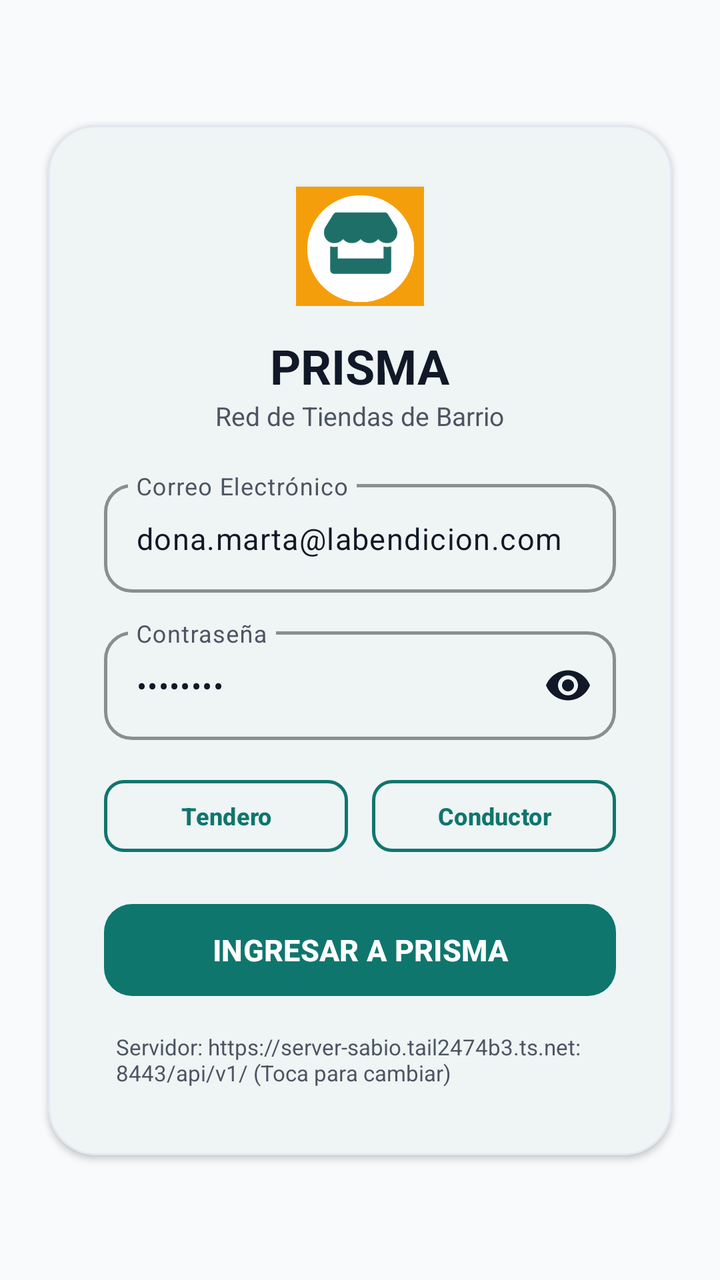
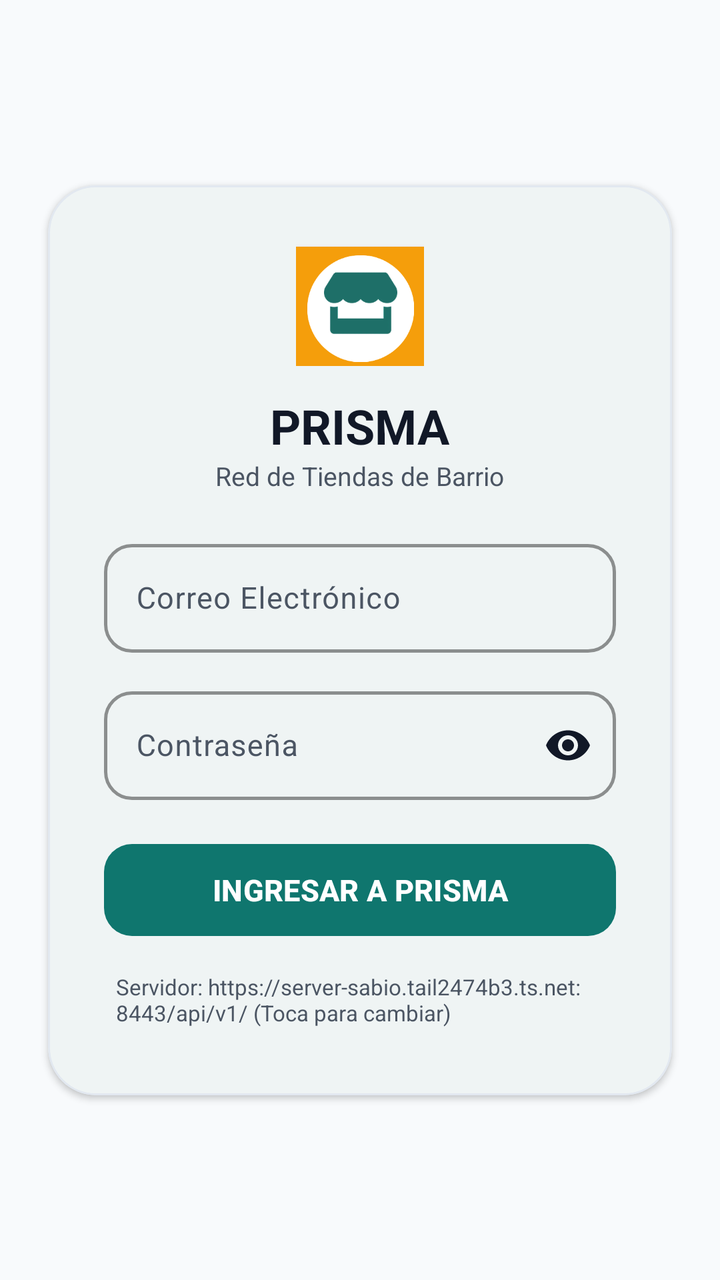

Before-and-after screenshots of an Android layout around one commit, followed by the original layout XML and the change that was made.
<!-- AndroidManifest.xml: activity theme Theme.PRISMA.NoActionBar -->
<!-- res/layout/activity_login.xml -->
<?xml version="1.0" encoding="utf-8"?>
<androidx.constraintlayout.widget.ConstraintLayout xmlns:android="http://schemas.android.com/apk/res/android"
    xmlns:app="http://schemas.android.com/apk/res-auto"
    android:layout_width="match_parent"
    android:layout_height="match_parent"
    android:background="@color/prisma_surface">

    <com.google.android.material.card.MaterialCardView
        android:layout_width="0dp"
        android:layout_height="wrap_content"
        android:layout_marginHorizontal="24dp"
        app:cardCornerRadius="24dp"
        app:cardElevation="2dp"
        app:strokeWidth="1dp"
        app:strokeColor="@color/prisma_border"
        app:cardBackgroundColor="@color/prisma_white"
        app:layout_constraintTop_toTopOf="parent"
        app:layout_constraintBottom_toBottomOf="parent"
        app:layout_constraintStart_toStartOf="parent"
        app:layout_constraintEnd_toEndOf="parent">

        <LinearLayout
            android:layout_width="match_parent"
            android:layout_height="wrap_content"
            android:orientation="vertical"
            android:padding="28dp">

            
            <ImageView
                android:layout_width="64dp"
                android:layout_height="64dp"
                android:layout_gravity="center_horizontal"
                android:src="@drawable/logo_icono_tienda" />

            <TextView
                android:layout_width="wrap_content"
                android:layout_height="wrap_content"
                android:layout_gravity="center_horizontal"
                android:layout_marginTop="12dp"
                android:text="@string/app_name"
                android:textSize="24sp"
                android:textStyle="bold"
                android:textColor="@color/prisma_text_primary" />

            <TextView
                android:layout_width="wrap_content"
                android:layout_height="wrap_content"
                android:layout_gravity="center_horizontal"
                android:text="@string/app_slogan"
                android:textSize="13sp"
                android:textColor="@color/prisma_text_secondary" />

            
            <com.google.android.material.textfield.TextInputLayout
                android:layout_width="match_parent"
                android:layout_height="wrap_content"
                android:layout_marginTop="20dp"
                app:boxCornerRadiusTopStart="14dp"
                app:boxCornerRadiusTopEnd="14dp"
                app:boxCornerRadiusBottomStart="14dp"
                app:boxCornerRadiusBottomEnd="14dp"
                app:boxStrokeColor="@color/prisma_teal_dark"
                app:boxStrokeWidth="1.5dp"
                app:hintTextColor="@color/prisma_teal_dark"
                android:textColorHint="@color/prisma_text_secondary">

                <com.google.android.material.textfield.TextInputEditText
                    android:id="@+id/etEmail"
                    android:layout_width="match_parent"
                    android:layout_height="wrap_content"
                    android:hint="@string/hint_email"
                    android:inputType="textEmailAddress"
                    android:textColor="@color/prisma_text_primary"
                    android:textColorHint="@color/prisma_text_secondary"
                    android:textSize="15sp"
                    android:text="dona.marta@labendicion.com" />
            </com.google.android.material.textfield.TextInputLayout>

            
            <com.google.android.material.textfield.TextInputLayout
                android:layout_width="match_parent"
                android:layout_height="wrap_content"
                android:layout_marginTop="14dp"
                app:boxCornerRadiusTopStart="14dp"
                app:boxCornerRadiusTopEnd="14dp"
                app:boxCornerRadiusBottomStart="14dp"
                app:boxCornerRadiusBottomEnd="14dp"
                app:passwordToggleEnabled="true"
                app:passwordToggleTint="@color/prisma_text_primary"
                app:boxStrokeColor="@color/prisma_teal_dark"
                app:boxStrokeWidth="1.5dp"
                app:hintTextColor="@color/prisma_teal_dark"
                android:textColorHint="@color/prisma_text_secondary">

                <com.google.android.material.textfield.TextInputEditText
                    android:id="@+id/etPassword"
                    android:layout_width="match_parent"
                    android:layout_height="wrap_content"
                    android:hint="@string/hint_password"
                    android:inputType="textPassword"
                    android:textColor="@color/prisma_text_primary"
                    android:textColorHint="@color/prisma_text_secondary"
                    android:textSize="15sp"
                    android:text="admin123" />
            </com.google.android.material.textfield.TextInputLayout>

            
            <LinearLayout
                android:layout_width="match_parent"
                android:layout_height="wrap_content"
                android:orientation="horizontal"
                android:layout_marginTop="16dp"
                android:weightSum="2">

                <com.google.android.material.button.MaterialButton
                    android:id="@+id/btnQuickTendero"
                    style="@style/Widget.Material3.Button.OutlinedButton"
                    android:layout_width="0dp"
                    android:layout_height="44dp"
                    android:layout_weight="1"
                    android:layout_marginEnd="6dp"
                    android:text="Tendero"
                    android:textSize="12sp"
                    android:textStyle="bold"
                    android:textColor="@color/prisma_teal_dark"
                    app:strokeColor="@color/prisma_teal_dark"
                    app:strokeWidth="1.5dp"
                    app:cornerRadius="10dp" />

                <com.google.android.material.button.MaterialButton
                    android:id="@+id/btnQuickConductor"
                    style="@style/Widget.Material3.Button.OutlinedButton"
                    android:layout_width="0dp"
                    android:layout_height="44dp"
                    android:layout_weight="1"
                    android:layout_marginStart="6dp"
                    android:text="Conductor"
                    android:textSize="12sp"
                    android:textStyle="bold"
                    android:textColor="@color/prisma_teal_dark"
                    app:strokeColor="@color/prisma_teal_dark"
                    app:strokeWidth="1.5dp"
                    app:cornerRadius="10dp" />
            </LinearLayout>

            
            <com.google.android.material.button.MaterialButton
                android:id="@+id/btnLogin"
                android:layout_width="match_parent"
                android:layout_height="54dp"
                android:layout_marginTop="18dp"
                android:text="INGRESAR A PRISMA"
                android:textSize="15sp"
                android:textStyle="bold"
                android:textColor="@color/prisma_white"
                app:cornerRadius="14dp"
                app:backgroundTint="@color/prisma_teal_dark" />

            
            <ProgressBar
                android:id="@+id/progressBar"
                android:layout_width="32dp"
                android:layout_height="32dp"
                android:layout_gravity="center_horizontal"
                android:layout_marginTop="12dp"
                android:visibility="gone"
                android:indeterminateTint="@color/prisma_teal" />

            
            <TextView
                android:id="@+id/tvServerConfig"
                android:layout_width="wrap_content"
                android:layout_height="wrap_content"
                android:layout_gravity="center_horizontal"
                android:layout_marginTop="8dp"
                android:text="Servidor: https://server-sabio.tail2474b3.ts.net:8443/api/v1/ (Toca para cambiar)"
                android:textSize="11sp"
                android:textColor="@color/prisma_text_secondary"
                android:padding="6dp" />

        </LinearLayout>
    </com.google.android.material.card.MaterialCardView>

</androidx.constraintlayout.widget.ConstraintLayout>
<!-- resources referenced by this layout -->
<resources>
  <color name="prisma_border">#E2E8F0</color>
  <color name="prisma_surface">#F8FAFC</color>
  <color name="prisma_teal">#1E6F68</color>
  <color name="prisma_teal_dark">#0F766E</color>
  <color name="prisma_text_primary">#111827</color>
  <color name="prisma_text_secondary">#4B5563</color>
  <color name="prisma_white">#FFFFFF</color>
  <!-- drawable logo_icono_tienda: png bitmap (drawable, 17343 bytes) -->
  <string name="app_name">PRISMA</string>
  <string name="app_slogan">Red de Tiendas de Barrio</string>
  <string name="hint_email">Correo Electrónico</string>
  <string name="hint_password">Contraseña</string>
  <style name="Theme.PRISMA.NoActionBar" parent="Theme.PRISMA">
          <item name="windowActionBar">false</item>
          <item name="windowNoTitle">true</item>
      </style>
  <style name="Theme.PRISMA" parent="Theme.Material3.Light.NoActionBar">
          <item name="colorPrimary">@color/prisma_teal</item>
          <item name="colorOnPrimary">@color/prisma_white</item>
          <item name="colorPrimaryContainer">@color/prisma_teal_light</item>
          <item name="colorOnPrimaryContainer">@color/prisma_teal_dark</item>
  
          <item name="colorSecondary">@color/prisma_orange</item>
          <item name="colorOnSecondary">@color/prisma_white</item>
          <item name="colorSecondaryContainer">@color/prisma_orange_light</item>
          <item name="colorOnSecondaryContainer">@color/prisma_orange_dark</item>
  
          <item name="android:colorBackground">@color/prisma_surface</item>
          <item name="colorOnBackground">@color/prisma_text_primary</item>
          <item name="colorSurface">@color/prisma_card_bg</item>
          <item name="colorOnSurface">@color/prisma_text_primary</item>
          <item name="colorSurfaceVariant">@color/prisma_surface</item>
          <item name="colorOnSurfaceVariant">@color/prisma_text_secondary</item>
  
          <item name="android:statusBarColor">@color/prisma_teal_dark</item>
          <item name="android:windowLightStatusBar">false</item>
      </style>
  <color name="prisma_teal_light">#E6F4F1</color>
  <color name="prisma_orange">#F59E0B</color>
  <color name="prisma_orange_light">#FEF3C7</color>
  <color name="prisma_orange_dark">#D97706</color>
  <color name="prisma_card_bg">#FFFFFF</color>
</resources>

<!-- the commit's change to res/layout/activity_login.xml (unified diff, before → after) -->
@@ -72,8 +72,7 @@
                     android:inputType="textEmailAddress"
                     android:textColor="@color/prisma_text_primary"
                     android:textColorHint="@color/prisma_text_secondary"
-                    android:textSize="15sp"
-                    android:text="dona.marta@labendicion.com" />
+                    android:textSize="15sp" />
             </com.google.android.material.textfield.TextInputLayout>
 
             
@@ -100,8 +99,7 @@
                     android:inputType="textPassword"
                     android:textColor="@color/prisma_text_primary"
                     android:textColorHint="@color/prisma_text_secondary"
-                    android:textSize="15sp"
-                    android:text="admin123" />
+                    android:textSize="15sp" />
             </com.google.android.material.textfield.TextInputLayout>
 
             
@@ -110,6 +108,7 @@
                 android:layout_height="wrap_content"
                 android:orientation="horizontal"
                 android:layout_marginTop="16dp"
+                android:visibility="gone"
                 android:weightSum="2">
 
                 <com.google.android.material.button.MaterialButton
